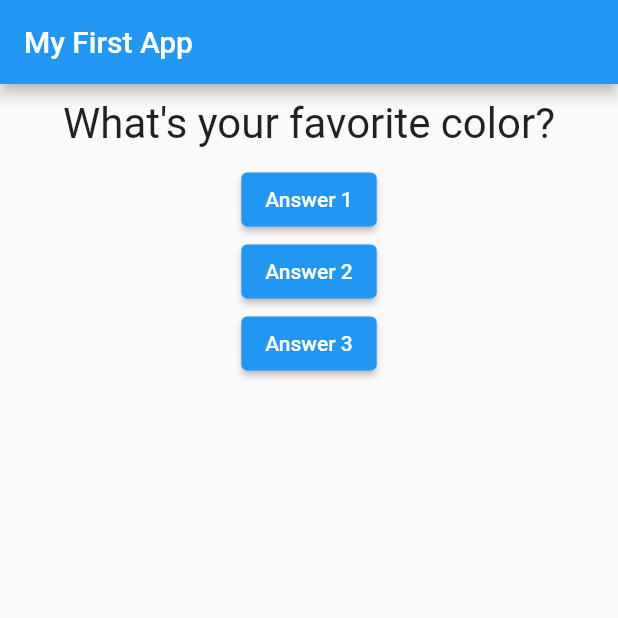
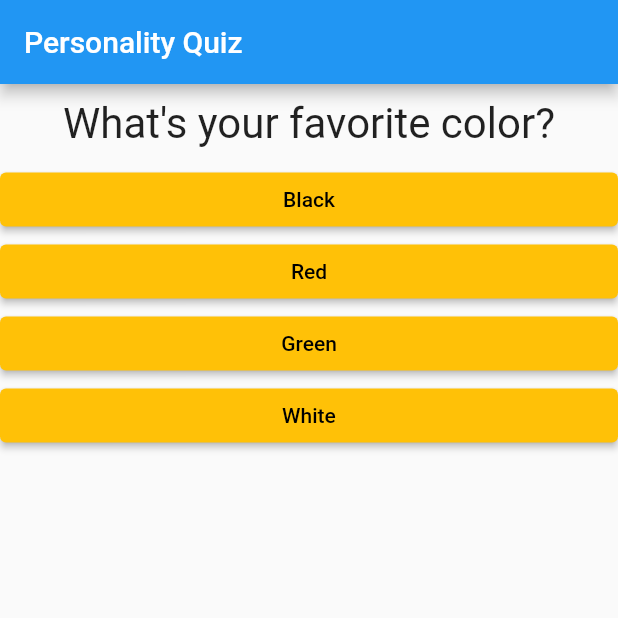
Before and after one commit to ilagazo/Flutter_PersonalityQuizApp, a Flutter app: the screen it shows after launch, on a phone screen of 412 x 824 dp, the top half of it. Run offline on Flutter 3.47's test engine with Material 2 defaults, Android fonts, the phone set to English and light mode, and no system bars.

Commit message:
Finishing up Personality Quiz App

```diff
--- /dev/null
+++ b/lib/answer.dart
@@ -0,0 +1,23 @@
+import 'package:flutter/material.dart';
+
+class Answer extends StatelessWidget {
+  final VoidCallback selectHandler;
+  final String answerText;
+
+  Answer(this.selectHandler, this.answerText);
+
+  @override
+  Widget build(BuildContext context) {
+    return Container(
+      width: double.infinity,
+      child: ElevatedButton(
+        style: ElevatedButton.styleFrom(
+          primary: Colors.amber,
+          onPrimary: Colors.black,
+        ),
+        child: Text(answerText),
+        onPressed: selectHandler,
+      ),
+    );
+  }
+}
--- a/lib/main.dart
+++ b/lib/main.dart
@@ -1,6 +1,7 @@
 import 'package:flutter/material.dart';
 
-import '/question.dart';
+import 'quiz.dart';
+import 'result.dart';
 
 void main() {
   runApp(MyApp());
@@ -17,42 +18,74 @@ class MyApp extends StatefulWidget {
 // Leading Underscore is like "private". Sets the class to only be usable within the file
 // Persistent
 class _MyAppState extends State<MyApp> {
+  final _questions = const [
+    // Map
+    {
+      'questionText': 'What\'s your favorite color?',
+      'answers': [
+        {'text': 'Black', 'score': 10},
+        {'text': 'Red', 'score': 5},
+        {'text': 'Green', 'score': 2},
+        {'text': 'White', 'score': 1},
+      ],
+    },
+    {
+      'questionText': 'What\'s your favorite animal?',
+      'answers': [
+        {'text': 'Wolf', 'score': 8},
+        {'text': 'Goose', 'score': 3},
+        {'text': 'Lion', 'score': 2},
+        {'text': 'Rabbit', 'score': 1},
+      ],
+    },
+    {
+      'questionText': 'What\'s your favorite food?',
+      'answers': [
+        {'text': 'Steak', 'score': 5},
+        {'text': 'Rice', 'score': 3},
+        {'text': 'Mac & Cheese', 'score': 2},
+        {'text': 'Chicken Soup', 'score': 1},
+      ],
+    },
+  ];
   var _questionIndex = 0;
+  var _totalScore = 0;
 
-  void _answerQuestion() {
+  void _resetQuiz() {
+    setState(() {
+      _questionIndex = 0;
+      _totalScore = 0;
+    });
+  }
+
+  void _answerQuestion(int score) {
+    _totalScore += score;
+
     setState(() {
       _questionIndex = _questionIndex + 1;
     });
     print(_questionIndex);
+    if (_questionIndex < _questions.length) {
+      print('More _questions exist!');
+    }
   }
 
   @override
   Widget build(BuildContext context) {
-    var questions = [
-      'What\'s your favorite color?',
-      'What\'s your favorite animal?,'
-    ];
-
     return MaterialApp(
       home: Scaffold(
         appBar: AppBar(
-          title: Text('My First App'),
+          title: Text('Personality Quiz'),
         ),
-        body: Column(
-          children: [
-            Question(questions[_questionIndex]),
-            ElevatedButton(child: Text('Answer 1'), onPressed: _answerQuestion),
-            ElevatedButton(
-                child: Text('Answer 2'),
-                onPressed: () => print('Answer 2 chosen')),
-            ElevatedButton(
-                child: Text('Answer 3'),
-                onPressed: () {
-                  //... Number of arguments
-                  print('Answer 3 chosen');
-                }),
-          ],
-        ),
+        // If more _questions exist then do this
+        body: _questionIndex < _questions.length
+            ? Quiz(
+                answerQuestion: _answerQuestion,
+                questionIndex: _questionIndex,
+                questions: _questions,
+              )
+            // Else display congratulations page
+            : Result(_totalScore, _resetQuiz),
       ),
     );
   }
--- /dev/null
+++ b/lib/quiz.dart
@@ -0,0 +1,31 @@
+import 'package:flutter/material.dart';
+
+import './question.dart';
+import 'answer.dart';
+
+class Quiz extends StatelessWidget {
+  final List<Map<String, Object>> questions;
+  final int questionIndex;
+  final Function answerQuestion;
+
+  Quiz(
+      {required this.questions,
+      required this.answerQuestion,
+      required this.questionIndex});
+
+  @override
+  Widget build(BuildContext context) {
+    return Column(
+      children: [
+        Question(
+          questions[questionIndex]['questionText'].toString(),
+        ),
+        ...(questions[questionIndex]['answers'] as List<Map<String, Object>>)
+            .map((answer) {
+          return Answer(
+              () => answerQuestion(answer['score']), answer['text'].toString());
+        }).toList()
+      ],
+    );
+  }
+}
```
Also changed, not shown: lib/result.dart (added, +44 -0 lines).
